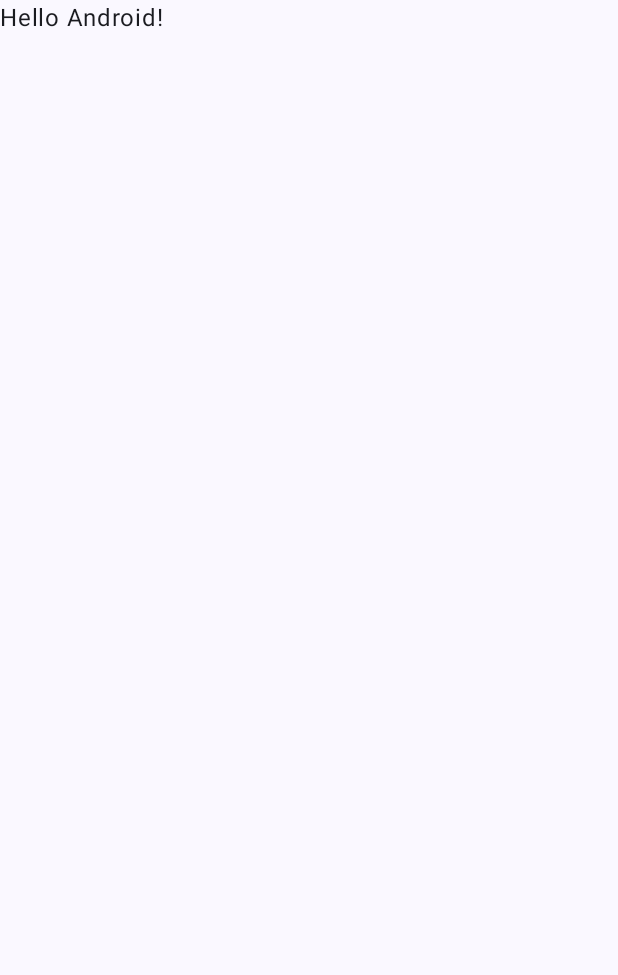
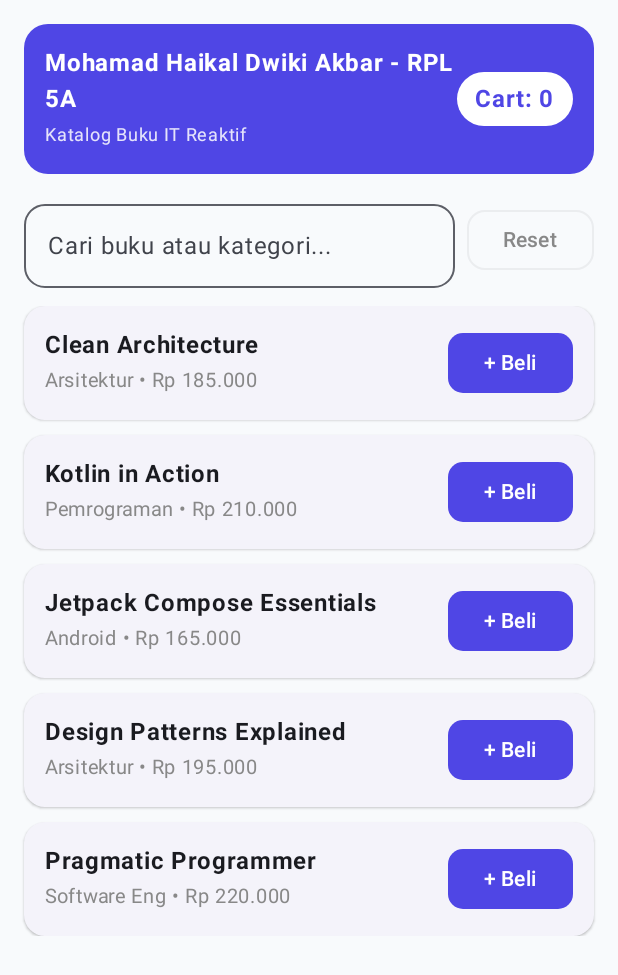
Before and after one commit to MHaikalDwikiA/TugasPemrogramanMobileAdvance, an Android app built with Jetpack Compose: the screen it shows after launch (MainActivity), on a phone screen of 412 x 824 dp. Before the commit the part shown is almost empty. Shown: the top 975 px of the screen. Run offline under Robolectric (Android 15) with nearby library versions, the phone set to English and light mode, and no system bars.

Commit message:
feat(p3): buat logika utama & tampilan layar

```diff
--- a/app/src/main/java/com/latihan/mobilelanjut/MainActivity.kt
+++ b/app/src/main/java/com/latihan/mobilelanjut/MainActivity.kt
@@ -12,6 +12,7 @@ import androidx.compose.runtime.Composable
 import androidx.compose.ui.Modifier
 import androidx.compose.ui.tooling.preview.Preview
 import com.latihan.mobilelanjut.ui.theme.LatihanP3_MohamadHaikalDwikiAkbarTheme
+import com.latihan.mobilelanjut.catalog.presentation.CatalogScreen
 
 class MainActivity : ComponentActivity() {
     override fun onCreate(savedInstanceState: Bundle?) {
@@ -19,12 +20,7 @@ class MainActivity : ComponentActivity() {
         enableEdgeToEdge()
         setContent {
             LatihanP3_MohamadHaikalDwikiAkbarTheme {
-                Scaffold(modifier = Modifier.fillMaxSize()) { innerPadding ->
-                    Greeting(
-                        name = "Android",
-                        modifier = Modifier.padding(innerPadding)
-                    )
-                }
+                CatalogScreen()
             }
         }
     }
--- /dev/null
+++ b/app/src/main/java/com/latihan/mobilelanjut/catalog/presentation/CatalogScreen.kt
@@ -0,0 +1,155 @@
+package com.latihan.mobilelanjut.catalog.presentation
+
+import androidx.compose.foundation.layout.*
+import androidx.compose.foundation.lazy.LazyColumn
+import androidx.compose.foundation.lazy.items
+import androidx.compose.foundation.shape.RoundedCornerShape
+import androidx.compose.material3.*
+import androidx.compose.runtime.*
+import androidx.compose.ui.Alignment
+import androidx.compose.ui.Modifier
+import androidx.compose.ui.graphics.Color
+import androidx.compose.ui.text.font.FontWeight
+import androidx.compose.ui.unit.dp
+import androidx.compose.ui.unit.sp
+import androidx.lifecycle.compose.collectAsStateWithLifecycle
+import androidx.lifecycle.viewmodel.compose.viewModel
+
+@Composable
+fun CatalogScreen(vm: CatalogViewModel = viewModel()) {
+    // KUSTOMISASI WAJIB: Palet warna tema sendiri (Biru Indigo)
+    val accent = Color(0xFF4F46E5)
+    val state by vm.uiState.collectAsStateWithLifecycle()
+    val snackHost = remember { SnackbarHostState() }
+
+    LaunchedEffect(Unit) {
+        vm.messages.collect { msg ->
+            if (msg is CatalogMessage.ShowSnackbar) {
+                snackHost.showSnackbar(msg.text)
+            }
+        }
+    }
+
+    Scaffold(
+        snackbarHost = { SnackbarHost(snackHost) },
+        containerColor = Color(0xFFF8FAFC)
+    ) { pad ->
+        Column(
+            modifier = Modifier
+                .padding(pad)
+                .fillMaxSize()
+                .padding(16.dp),
+            verticalArrangement = Arrangement.spacedBy(12.dp)
+        ) {
+            // Kartu Identitas & Badge Keranjang
+            Card(
+                shape = RoundedCornerShape(16.dp),
+                colors = CardDefaults.cardColors(containerColor = accent)
+            ) {
+                Row(
+                    modifier = Modifier
+                        .fillMaxWidth()
+                        .padding(14.dp),
+                    horizontalArrangement = Arrangement.SpaceBetween,
+                    verticalAlignment = Alignment.CenterVertically
+                ) {
+                    Column(modifier = Modifier.weight(1f)) {
+                        Text(
+                            text = "Mohamad Haikal Dwiki Akbar - RPL 5A",
+                            color = Color.White,
+                            fontWeight = FontWeight.Bold
+                        )
+                        Text(
+                            text = "Katalog Buku IT Reaktif",
+                            color = Color.White.copy(alpha = 0.85f),
+                            fontSize = 12.sp
+                        )
+                    }
+                    Surface(
+                        shape = RoundedCornerShape(20.dp),
+                        color = Color.White
+                    ) {
+                        Text(
+                            text = "Cart: ${state.cartCount}",
+                            modifier = Modifier.padding(horizontal = 12.dp, vertical = 6.dp),
+                            color = accent,
+                            fontWeight = FontWeight.Bold
+                        )
+                    }
+                }
+            }
+
+            // Kolom Pencarian + Tombol Reset Keranjang
+            Row(
+                modifier = Modifier.fillMaxWidth(),
+                horizontalArrangement = Arrangement.spacedBy(8.dp),
+                verticalAlignment = Alignment.CenterVertically
+            ) {
+                OutlinedTextField(
+                    value = state.query,
+                    onValueChange = vm::onQueryChange,
+                    label = { Text("Cari buku atau kategori...") },
+                    shape = RoundedCornerShape(14.dp),
+                    modifier = Modifier.weight(1f),
+                    singleLine = true
+                )
+                OutlinedButton(
+                    onClick = { vm.onResetCart() },
+                    enabled = state.cartCount > 0,
+                    shape = RoundedCornerShape(12.dp)
+                ) {
+                    Text("Reset", color = if (state.cartCount > 0) accent else Color.Gray)
+                }
+            }
+
+            // Status Layar (Loading, Empty, Success)
+            when (val content = state.content) {
+                CatalogContentState.Loading -> Box(
+                    modifier = Modifier
+                        .fillMaxWidth()
+                        .padding(24.dp),
+                    contentAlignment = Alignment.Center
+                ) {
+                    CircularProgressIndicator(color = accent)
+                }
+
+                CatalogContentState.Empty -> Text(
+                    text = "Produk tidak ditemukan.",
+                    color = Color.Gray
+                )
+
+                is CatalogContentState.Success -> LazyColumn(
+                    verticalArrangement = Arrangement.spacedBy(10.dp)
+                ) {
+                    items(content.items, key = { it.id }) { item ->
+                        ElevatedCard(
+                            shape = RoundedCornerShape(14.dp),
+                            modifier = Modifier.fillMaxWidth()
+                        ) {
+                            Row(
+                                modifier = Modifier.padding(14.dp),
+                                verticalAlignment = Alignment.CenterVertically
+                            ) {
+                                Column(Modifier.weight(1f)) {
+                                    Text(item.name, fontWeight = FontWeight.Bold)
+                                    Text(
+                                        text = "${item.category} • ${item.price}",
+                                        fontSize = 13.sp,
+                                        color = Color.Gray
+                                    )
+                                }
+                                Button(
+                                    onClick = { vm.onAddToCart(item) },
+                                    colors = ButtonDefaults.buttonColors(containerColor = accent),
+                                    shape = RoundedCornerShape(10.dp)
+                                ) {
+                                    Text("+ Beli")
+                                }
+                            }
+                        }
+                    }
+                }
+            }
+        }
+    }
+}
--- /dev/null
+++ b/app/src/main/java/com/latihan/mobilelanjut/catalog/presentation/CatalogViewModel.kt
@@ -0,0 +1,95 @@
+package com.latihan.mobilelanjut.catalog.presentation
+
+import androidx.lifecycle.ViewModel
+import androidx.lifecycle.viewModelScope
+import kotlinx.coroutines.ExperimentalCoroutinesApi
+import kotlinx.coroutines.FlowPreview
+import kotlinx.coroutines.delay
+import kotlinx.coroutines.flow.*
+import kotlinx.coroutines.launch
+
+data class ProductUi(
+    val id: String,
+    val name: String,
+    val category: String,
+    val price: String
+)
+
+sealed interface CatalogContentState {
+    data object Loading : CatalogContentState
+    data object Empty : CatalogContentState
+    data class Success(val items: List<ProductUi>) : CatalogContentState
+}
+
+data class CatalogScreenState(
+    val query: String = "",
+    val cartCount: Int = 0,
+    val content: CatalogContentState = CatalogContentState.Loading
+)
+
+sealed interface CatalogMessage {
+    data class ShowSnackbar(val text: String) : CatalogMessage
+}
+
+@OptIn(FlowPreview::class, ExperimentalCoroutinesApi::class)
+class CatalogViewModel : ViewModel() {
+    private val _query = MutableStateFlow("")
+    private val _uiState = MutableStateFlow(CatalogScreenState())
+    val uiState: StateFlow<CatalogScreenState> = _uiState.asStateFlow()
+
+    private val _messages = MutableSharedFlow<CatalogMessage>()
+    val messages: SharedFlow<CatalogMessage> = _messages.asSharedFlow()
+
+    // KUSTOMISASI WAJIB: Minimal 5 produk tema sendiri (Tema Buku IT)
+    private val sampleCatalog = listOf(
+        ProductUi("1", "Clean Architecture", "Arsitektur", "Rp 185.000"),
+        ProductUi("2", "Kotlin in Action", "Pemrograman", "Rp 210.000"),
+        ProductUi("3", "Jetpack Compose Essentials", "Android", "Rp 165.000"),
+        ProductUi("4", "Design Patterns Explained", "Arsitektur", "Rp 195.000"),
+        ProductUi("5", "Pragmatic Programmer", "Software Eng", "Rp 220.000")
+    )
+
+    init {
+        _query
+            .debounce(400)
+            .distinctUntilChanged()
+            .flatMapLatest { key ->
+                flow {
+                    emit(CatalogContentState.Loading)
+                    delay(300)
+                    val filtered = sampleCatalog.filter {
+                        it.name.contains(key, ignoreCase = true) ||
+                                it.category.contains(key, ignoreCase = true)
+                    }
+                    emit(
+                        if (filtered.isEmpty()) CatalogContentState.Empty
+                        else CatalogContentState.Success(filtered)
+                    )
+                }
+            }
+            .onEach { c -> _uiState.update { it.copy(content = c) } }
+            .launchIn(viewModelScope)
+    }
+
+    fun onQueryChange(q: String) {
+        _query.value = q
+        _uiState.update { it.copy(query = q) }
+    }
+
+    fun onAddToCart(item: ProductUi) {
+        _uiState.update { it.copy(cartCount = it.cartCount + 1) }
+        viewModelScope.launch {
+            _messages.emit(CatalogMessage.ShowSnackbar("${item.name} masuk keranjang"))
+        }
+    }
+
+    // FITUR TAMBAHAN KREASI SENDIRI: Reset Keranjang via ViewModel
+    fun onResetCart() {
+        if (_uiState.value.cartCount > 0) {
+            _uiState.update { it.copy(cartCount = 0) }
+            viewModelScope.launch {
+                _messages.emit(CatalogMessage.ShowSnackbar("Keranjang berhasil dikosongkan"))
+            }
+        }
+    }
+}
```
